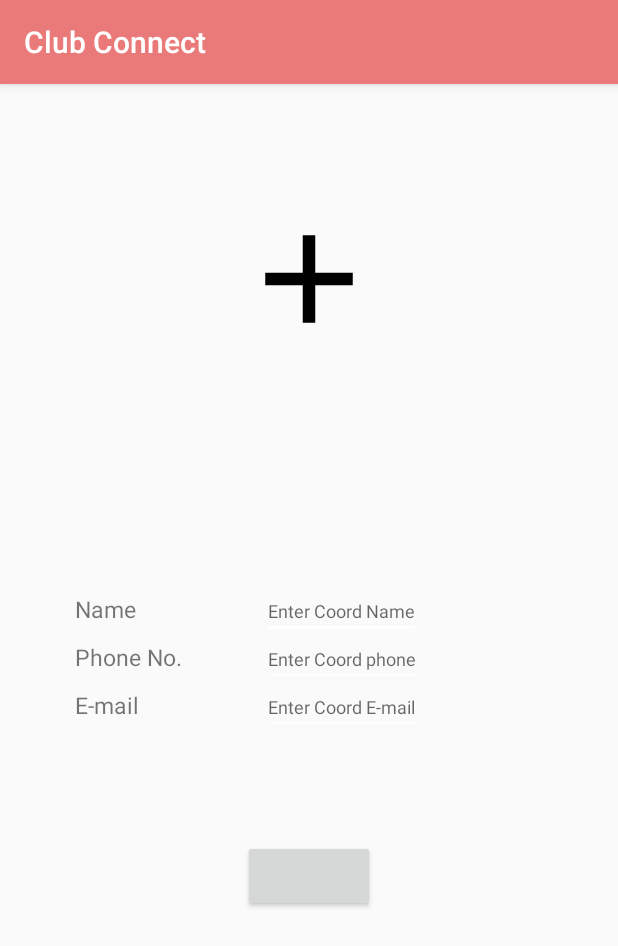
After one commit to Manan-YMCA/ClubConnectApp, an Android app: the AddNewCoordinatorActivity screen opened directly, with no data from a screen before it, on a phone screen of 412 x 824 dp. The commit adds this screen. Shown: the top 946 px of the screen. Run offline under Robolectric (Android 15) with nearby library versions, the phone set to English and light mode, and no system bars; our stand-ins replace Firebase (no records; nobody signed in at launch, a user with empty details on screens opened directly).

Commit message:
checker on new events, new coordinator option added, user data model updated

```diff
--- a/app/src/main/AndroidManifest.xml
+++ b/app/src/main/AndroidManifest.xml
@@ -69,9 +69,11 @@
                 android:name="android.support.PARENT_ACTIVITY"
                 android:value="com.manan.dev.clubconnect.DashboardUserActivity" />
         </activity>
-        <activity android:name=".User.UserProfileActivity"
+        <activity
+            android:name=".User.UserProfileActivity"
             android:label="Profile"
-            android:parentActivityName=".DashboardUserActivity"></activity>
+            android:parentActivityName=".DashboardUserActivity" />
+        <activity android:name=".AddNewCoordinatorActivity"></activity>
     </application>
 
 </manifest>
--- /dev/null
+++ b/app/src/main/java/com/manan/dev/clubconnect/AddNewCoordinatorActivity.java
@@ -0,0 +1,166 @@
+package com.manan.dev.clubconnect;
+
+import android.app.ProgressDialog;
+import android.content.Intent;
+import android.graphics.Bitmap;
+import android.net.Uri;
+import android.provider.MediaStore;
+import android.support.annotation.NonNull;
+import android.support.v7.app.AppCompatActivity;
+import android.os.Bundle;
+import android.util.Log;
+import android.view.View;
+import android.widget.Button;
+import android.widget.EditText;
+import android.widget.ImageView;
+import android.widget.Toast;
+
+import com.google.android.gms.tasks.OnCompleteListener;
+import com.google.android.gms.tasks.OnFailureListener;
+import com.google.android.gms.tasks.OnSuccessListener;
+import com.google.android.gms.tasks.Task;
+import com.google.firebase.database.FirebaseDatabase;
+import com.google.firebase.storage.FirebaseStorage;
+import com.google.firebase.storage.StorageReference;
+import com.google.firebase.storage.StorageTask;
+import com.google.firebase.storage.UploadTask;
+import com.manan.dev.clubconnect.Models.Coordinator;
+
+import java.io.ByteArrayOutputStream;
+
+public class AddNewCoordinatorActivity extends AppCompatActivity {
+
+    private EditText coordName;
+    private EditText coordEmail;
+    private EditText coordPhone;
+    private ImageView imgCoord;
+    private Button submitCoord;
+    private Coordinator coordinator;
+    private int PICK_IMAGE_REQUEST = 111;
+    private String clubName;
+    private Uri userImage;
+
+    private StorageReference firebaseStorage;
+    private ProgressDialog pd;
+
+
+    @Override
+    protected void onCreate(Bundle savedInstanceState) {
+        super.onCreate(savedInstanceState);
+        setContentView(R.layout.activity_add_new_coordinator);
+        coordinator = new Coordinator();
+
+        coordName = (EditText) findViewById(R.id.input_coord_name);
+        coordEmail = (EditText) findViewById(R.id.et_email);
+        coordPhone = (EditText) findViewById(R.id.et_phone);
+        imgCoord = (ImageView)findViewById(R.id.img_coord);
+        submitCoord = (Button) findViewById(R.id.bt_coord_submit);
+        firebaseStorage = FirebaseStorage.getInstance().getReference();
+
+        clubName = getIntent().getStringExtra("clubName");
+
+        pd = new ProgressDialog(this);
+        pd.setMessage("Please Wait...");
+        pd.setCanceledOnTouchOutside(false);
+        pd.setCancelable(false);
+
+
+        imgCoord.setOnClickListener(new View.OnClickListener() {
+            @Override
+            public void onClick(View view) {
+                Intent intent = new Intent();
+                intent.setType("image/*");
+                intent.setAction(Intent.ACTION_PICK);
+                startActivityForResult(Intent.createChooser(intent, "Select Image"), PICK_IMAGE_REQUEST);
+            }
+        });
+
+        submitCoord.setOnClickListener(new View.OnClickListener() {
+            @Override
+            public void onClick(View view) {
+                coordinator.setName(coordName.getText().toString());
+                coordinator.setEmail(coordEmail.getText().toString());
+                coordinator.setPhone(coordPhone.getText().toString());
+
+                uploadImage();
+
+            }
+        });
+
+    }
+
+    private void uploadImage() {
+        Bitmap bmp = null;
+        String imgName = userImage.getLastPathSegment();
+        try{
+            bmp = MediaStore.Images.Media.getBitmap(AddNewCoordinatorActivity.this.getContentResolver(), userImage);
+            bmp = Bitmap.createScaledBitmap(bmp, 500, (int) ((float) bmp.getHeight() / bmp.getWidth() * 500), true);
+
+            ByteArrayOutputStream boas = new ByteArrayOutputStream();
+            bmp.compress(Bitmap.CompressFormat.JPEG, 100, boas);
+
+            imgName = imgName.replace('.', '@');
+            int lastIndex = imgName.lastIndexOf('@');
+            String imgExtension = imgName.substring(lastIndex + 1);
+            StorageReference childRef = firebaseStorage.child(coordName.getText().toString() + "." + imgExtension);
+
+            UploadTask uploadTask = childRef.putBytes(boas.toByteArray());
+
+            uploadTask.addOnSuccessListener(new OnSuccessListener<UploadTask.TaskSnapshot>() {
+                @Override
+                public void onSuccess(UploadTask.TaskSnapshot taskSnapshot) {
+                    Toast.makeText(AddNewCoordinatorActivity.this, "Image Upload successful", Toast.LENGTH_SHORT).show();
+                    Uri uri = taskSnapshot.getDownloadUrl();
+                    assert uri != null;
+                    coordinator.setPhoto(uri.toString());
+
+                    FirebaseDatabase.getInstance().getReference().child("coordinators").child(clubName).push().setValue(coordinator).addOnCompleteListener(new OnCompleteListener<Void>() {
+                        @Override
+                        public void onComplete(@NonNull Task<Void> task) {
+                            if(task.isSuccessful()){
+                                Toast.makeText(AddNewCoordinatorActivity.this, "coordinator added", Toast.LENGTH_SHORT).show();
+                            }
+                            else{
+                                Toast.makeText(AddNewCoordinatorActivity.this, "coordinator add failed", Toast.LENGTH_SHORT).show();
+                            }
+                        }
+                    });
+
+                }
+            }).addOnFailureListener(new OnFailureListener() {
+                @Override
+                public void onFailure(@NonNull Exception e) {
+                    Toast.makeText(AddNewCoordinatorActivity.this, "Image Upload failed", Toast.LENGTH_SHORT).show();
+                }
+            });
+
+
+
+        }
+        catch (Exception e){
+            e.printStackTrace();
+        }
+    }
+
+    @Override
+    protected void onActivityResult(int requestCode, int resultCode, Intent data) {
+        if (requestCode == PICK_IMAGE_REQUEST && resultCode == RESULT_OK && data != null && data.getData() != null){
+            userImage = data.getData();
+            int finalWidth = 100;
+            try {
+                Bitmap bitmap;
+                bitmap = MediaStore.Images.Media.getBitmap(getContentResolver(), userImage);
+                bitmap = Bitmap.createScaledBitmap(bitmap, (int) finalWidth, (int) finalWidth,
+                        true);
+                imgCoord.setImageBitmap(bitmap);
+            }
+            catch (Exception e){
+                e.printStackTrace();
+            }
+        }
+        else{
+            Toast.makeText(AddNewCoordinatorActivity.this, "Upload Image", Toast.LENGTH_SHORT).show();
+        }
+    }
+
+}
--- a/app/src/main/java/com/manan/dev/clubconnect/AdminDashboardActivity.java
+++ b/app/src/main/java/com/manan/dev/clubconnect/AdminDashboardActivity.java
@@ -50,6 +50,9 @@ public class AdminDashboardActivity extends AppCompatActivity {
                 FirebaseAuth.getInstance().signOut();
                 finish();
                 return true;
+            case R.id.action_add_coord:
+                String clubName = mAuth.getCurrentUser().getEmail().split("@")[0];
+                startActivity(new Intent(AdminDashboardActivity.this, AddNewCoordinatorActivity.class).putExtra("clubName", clubName));
             default:
                 return super.onOptionsItemSelected(item);
         }
--- /dev/null
+++ b/app/src/main/res/layout/activity_add_new_coordinator.xml
@@ -0,0 +1,100 @@
+<?xml version="1.0" encoding="utf-8"?>
+<RelativeLayout xmlns:android="http://schemas.android.com/apk/res/android"
+    xmlns:app="http://schemas.android.com/apk/res-auto"
+    xmlns:tools="http://schemas.android.com/tools"
+    android:layout_width="match_parent"
+    android:layout_height="match_parent"
+    tools:context="com.manan.dev.clubconnect.AddNewCoordinatorActivity">
+
+    <ImageView
+        android:id="@+id/img_coord"
+        android:layout_width="100dp"
+        android:layout_height="100dp"
+        android:layout_centerHorizontal="true"
+        android:layout_marginTop="80dp"
+        android:background="@drawable/vector_add"/>
+
+    <RelativeLayout
+        android:id="@+id/rLayoutCoord"
+        android:layout_marginLeft="50dp"
+        android:layout_width="match_parent"
+        android:layout_height="wrap_content"
+        android:layout_centerInParent="true"
+        android:padding="20dp">
+
+        <TextView
+            android:id="@+id/tv_name"
+            android:padding="5dp"
+            android:layout_width="wrap_content"
+            android:layout_height="wrap_content"
+            android:text="Name"
+            android:textSize="15sp" />
+
+        <TextView
+            android:id="@+id/tv_phone_no"
+            android:layout_width="wrap_content"
+            android:layout_height="wrap_content"
+            android:layout_below="@+id/tv_name"
+            android:padding="5dp"
+            android:text="Phone No."
+            android:textSize="15sp" />
+
+        <TextView
+            android:id="@+id/tv_email"
+            android:layout_width="wrap_content"
+            android:layout_height="wrap_content"
+            android:layout_below="@+id/tv_phone_no"
+            android:padding="5dp"
+            android:text="E-mail"
+            android:textSize="15sp" />
+
+
+
+
+        <EditText
+            android:id="@+id/input_coord_name"
+            android:layout_width="wrap_content"
+            android:layout_height="wrap_content"
+            android:layout_alignBaseline="@+id/tv_name"
+            android:layout_alignBottom="@+id/tv_name"
+            android:layout_marginStart="130dp"
+            android:backgroundTint="#fff"
+            android:hint="Enter Coord Name"
+            android:textSize="12sp" />
+
+        <EditText
+            android:id="@+id/et_phone"
+            android:layout_width="wrap_content"
+            android:layout_height="wrap_content"
+            android:layout_alignBaseline="@+id/tv_phone_no"
+            android:layout_alignBottom="@+id/tv_phone_no"
+            android:layout_alignStart="@+id/input_coord_name"
+            android:backgroundTint="#fff"
+            android:hint="Enter Coord phone"
+            android:textSize="12sp" />
+
+
+        <EditText
+            android:id="@+id/et_email"
+            android:layout_width="wrap_content"
+            android:layout_height="wrap_content"
+            android:layout_alignBaseline="@+id/tv_email"
+            android:layout_alignBottom="@+id/tv_email"
+            android:layout_alignStart="@+id/input_coord_name"
+            android:backgroundTint="#fff"
+            android:hint="Enter Coord E-mail"
+            android:textSize="12sp" />
+
+
+
+    </RelativeLayout>
+
+    <Button
+        android:id="@+id/bt_coord_submit"
+        android:layout_width="wrap_content"
+        android:layout_height="wrap_content"
+        android:layout_below="@id/rLayoutCoord"
+        android:layout_centerHorizontal="true"
+        android:layout_marginTop="50dp"/>
+
+</RelativeLayout>
--- a/app/src/main/res/menu/menu_bar.xml
+++ b/app/src/main/res/menu/menu_bar.xml
@@ -2,4 +2,6 @@
 <menu xmlns:android="http://schemas.android.com/apk/res/android">
     <item android:id="@+id/action_settings"
         android:title="Log Out"/>
+    <item android:id="@+id/action_add_coord"
+        android:title="Add Cooridinator"/>
 </menu>
```
Also changed, not shown: app/src/main/java/com/manan/dev/clubconnect/AddNewEventActivity.java (+54 -3 lines), app/src/main/java/com/manan/dev/clubconnect/Delete/DeleteAddCoordinator.java (added, +33 -0 lines), app/src/main/java/com/manan/dev/clubconnect/Models/UserData.java (+53 -0 lines).
